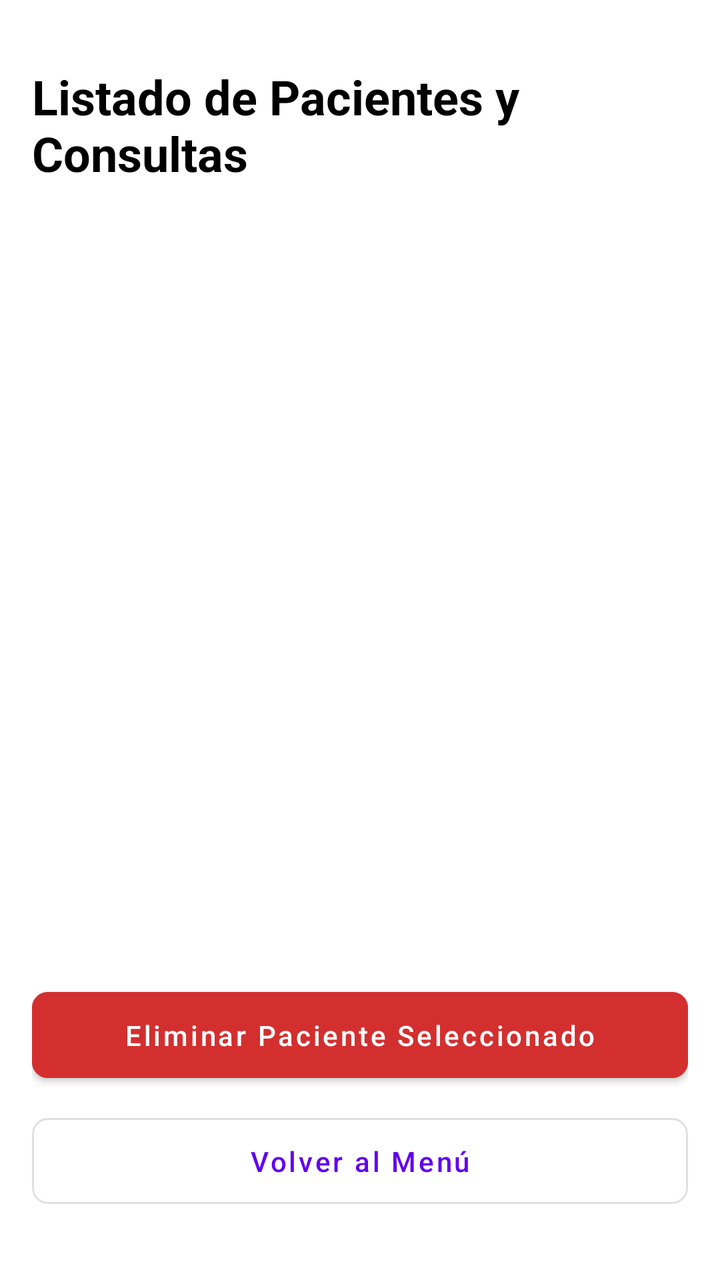
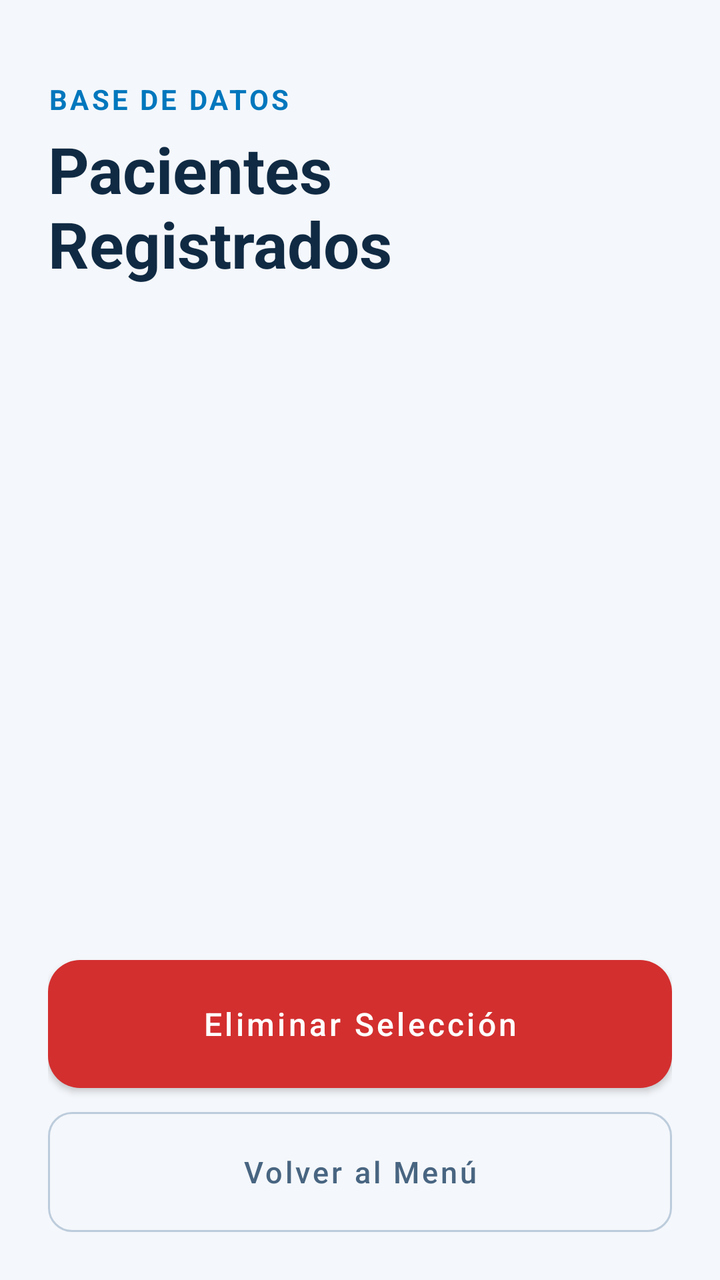

Screens rendered from an Android XML layout before and after an edit, with the pre-edit source and the edit as a unified diff.
<!-- AndroidManifest.xml: activity theme Theme.MaterialComponents.Light.NoActionBar -->
<!-- res/layout/activity_lista_pacientes.xml -->
<?xml version="1.0" encoding="utf-8"?>
<androidx.constraintlayout.widget.ConstraintLayout
    xmlns:android="http://schemas.android.com/apk/res/android"
    xmlns:app="http://schemas.android.com/apk/res-auto"
    android:layout_width="match_parent"
    android:layout_height="match_parent"
    android:background="@android:color/white"
    android:padding="16dp">

    
    <TextView
        android:id="@+id/tvTituloLista"
        android:layout_width="wrap_content"
        android:layout_height="wrap_content"
        android:text="Listado de Pacientes y Consultas"
        android:textSize="24sp"
        android:textStyle="bold"
        android:textColor="@android:color/black"
        app:layout_constraintTop_toTopOf="parent"
        app:layout_constraintStart_toStartOf="parent"
        app:layout_constraintEnd_toEndOf="parent"
        android:layout_marginTop="16dp"
        android:layout_marginBottom="16dp" />

    
    <androidx.recyclerview.widget.RecyclerView
        android:id="@+id/rvPacientes"
        android:layout_width="0dp"
        android:layout_height="0dp"
        app:layout_constraintTop_toBottomOf="@+id/tvTituloLista"
        app:layout_constraintBottom_toTopOf="@+id/btnEliminarPaciente"
        app:layout_constraintStart_toStartOf="parent"
        app:layout_constraintEnd_toEndOf="parent"
        android:layout_marginTop="16dp"
        android:layout_marginBottom="16dp" />

    
    <TextView
        android:id="@+id/tvSinPacientes"
        android:layout_width="wrap_content"
        android:layout_height="wrap_content"
        android:text="No hay pacientes registrados"
        android:textSize="18sp"
        android:textColor="@android:color/darker_gray"
        android:visibility="gone"
        app:layout_constraintTop_toTopOf="@+id/rvPacientes"
        app:layout_constraintBottom_toBottomOf="@+id/rvPacientes"
        app:layout_constraintStart_toStartOf="parent"
        app:layout_constraintEnd_toEndOf="parent" />

    
    <com.google.android.material.button.MaterialButton
        android:id="@+id/btnEliminarPaciente"
        android:layout_width="0dp"
        android:layout_height="wrap_content"
        android:text="Eliminar Paciente Seleccionado"
        android:textAllCaps="false"
        android:padding="12dp"
        app:cornerRadius="8dp"
        android:backgroundTint="#D32F2F"
        android:layout_marginBottom="8dp"
        app:layout_constraintBottom_toTopOf="@+id/btnVolver"
        app:layout_constraintStart_toStartOf="parent"
        app:layout_constraintEnd_toEndOf="parent" />

    
    <com.google.android.material.button.MaterialButton
        android:id="@+id/btnVolver"
        android:layout_width="0dp"
        android:layout_height="wrap_content"
        android:text="Volver al Menú"
        android:textAllCaps="false"
        android:padding="12dp"
        app:cornerRadius="8dp"
        style="@style/Widget.MaterialComponents.Button.OutlinedButton"
        app:layout_constraintBottom_toBottomOf="parent"
        app:layout_constraintStart_toStartOf="parent"
        app:layout_constraintEnd_toEndOf="parent"
        android:layout_marginBottom="16dp" />

</androidx.constraintlayout.widget.ConstraintLayout>
<!-- resources referenced by this layout -->
<resources>

</resources>

<!-- the commit's change to res/layout/activity_lista_pacientes.xml (unified diff, before → after) -->
@@ -4,35 +4,53 @@
     xmlns:app="http://schemas.android.com/apk/res-auto"
     android:layout_width="match_parent"
     android:layout_height="match_parent"
-    android:background="@android:color/white"
-    android:padding="16dp">
+    android:background="#F4F7FB"
+    android:paddingHorizontal="24dp"
+    android:paddingTop="40dp"
+    android:paddingBottom="24dp">
+
+    
+    <TextView
+        android:id="@+id/tvEtiquetaLista"
+        android:layout_width="wrap_content"
+        android:layout_height="wrap_content"
+        android:text="Base de Datos"
+        android:textSize="14sp"
+        android:textAllCaps="true"
+        android:letterSpacing="0.1"
+        android:textColor="#0277BD"
+        android:textStyle="bold"
+        app:layout_constraintTop_toTopOf="parent"
+        app:layout_constraintStart_toStartOf="parent" />
 
     
     <TextView
         android:id="@+id/tvTituloLista"
-        android:layout_width="wrap_content"
+        android:layout_width="0dp"
         android:layout_height="wrap_content"
-        android:text="Listado de Pacientes y Consultas"
-        android:textSize="24sp"
+        android:text="Pacientes Registrados"
+        android:textSize="32sp"
         android:textStyle="bold"
-        android:textColor="@android:color/black"
-        app:layout_constraintTop_toTopOf="parent"
+        android:textColor="#102A43"
+        android:layout_marginTop="4dp"
+        app:layout_constraintTop_toBottomOf="@+id/tvEtiquetaLista"
         app:layout_constraintStart_toStartOf="parent"
-        app:layout_constraintEnd_toEndOf="parent"
-        android:layout_marginTop="16dp"
-        android:layout_marginBottom="16dp" />
+        app:layout_constraintEnd_toEndOf="parent" />
 
+    
     
     <androidx.recyclerview.widget.RecyclerView
         android:id="@+id/rvPacientes"
         android:layout_width="0dp"
         android:layout_height="0dp"
+        android:layout_marginTop="24dp"
+        android:layout_marginBottom="24dp"
+        android:clipToPadding="false"
+        android:paddingBottom="16dp"
         app:layout_constraintTop_toBottomOf="@+id/tvTituloLista"
         app:layout_constraintBottom_toTopOf="@+id/btnEliminarPaciente"
         app:layout_constraintStart_toStartOf="parent"
-        app:layout_constraintEnd_toEndOf="parent"
-        android:layout_marginTop="16dp"
-        android:layout_marginBottom="16dp" />
+        app:layout_constraintEnd_toEndOf="parent" />
 
     
     <TextView
@@ -40,8 +58,9 @@
         android:layout_width="wrap_content"
         android:layout_height="wrap_content"
         android:text="No hay pacientes registrados"
-        android:textSize="18sp"
-        android:textColor="@android:color/darker_gray"
+        android:textSize="16sp"
+        android:textStyle="italic"
+        android:textColor="#486581"
         android:visibility="gone"
         app:layout_constraintTop_toTopOf="@+id/rvPacientes"
         app:layout_constraintBottom_toBottomOf="@+id/rvPacientes"
@@ -52,13 +71,17 @@
     <com.google.android.material.button.MaterialButton
         android:id="@+id/btnEliminarPaciente"
         android:layout_width="0dp"
-        android:layout_height="wrap_content"
-        android:text="Eliminar Paciente Seleccionado"
+        android:layout_height="64dp"
+        android:text="Eliminar Selección"
+        android:textColor="@android:color/white"
+        android:textSize="16sp"
         android:textAllCaps="false"
-        android:padding="12dp"
-        app:cornerRadius="8dp"
-        android:backgroundTint="#D32F2F"
-        android:layout_marginBottom="8dp"
+        android:insetTop="0dp"
+        android:insetBottom="0dp"
+        app:cornerRadius="16dp"
+        app:backgroundTint="#D32F2F"
+        app:elevation="4dp"
+        android:layout_marginBottom="12dp"
         app:layout_constraintBottom_toTopOf="@+id/btnVolver"
         app:layout_constraintStart_toStartOf="parent"
         app:layout_constraintEnd_toEndOf="parent" />
@@ -66,16 +89,20 @@
     
     <com.google.android.material.button.MaterialButton
         android:id="@+id/btnVolver"
+        style="@style/Widget.MaterialComponents.Button.OutlinedButton"
         android:layout_width="0dp"
-        android:layout_height="wrap_content"
+        android:layout_height="60dp"
         android:text="Volver al Menú"
+        android:textColor="#486581"
+        android:textSize="15sp"
         android:textAllCaps="false"
-        android:padding="12dp"
-        app:cornerRadius="8dp"
-        style="@style/Widget.MaterialComponents.Button.OutlinedButton"
+        android:insetTop="0dp"
+        android:insetBottom="0dp"
+        app:cornerRadius="12dp"
+        app:strokeColor="#BCCCDC"
+        app:strokeWidth="1dp"
         app:layout_constraintBottom_toBottomOf="parent"
         app:layout_constraintStart_toStartOf="parent"
-        app:layout_constraintEnd_toEndOf="parent"
-        android:layout_marginBottom="16dp" />
+        app:layout_constraintEnd_toEndOf="parent" />
 
 </androidx.constraintlayout.widget.ConstraintLayout>
